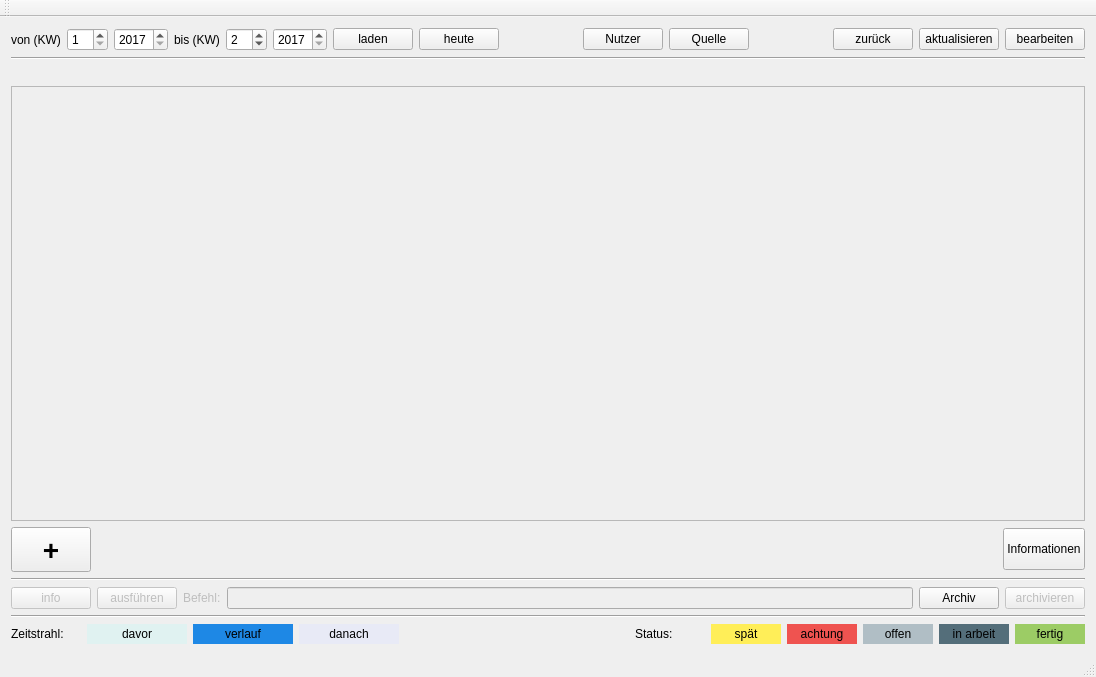
The window that src/ui/mainwindow.ui (kkegel/WorkFlow) describes before a commit, drawn with Qt 5.
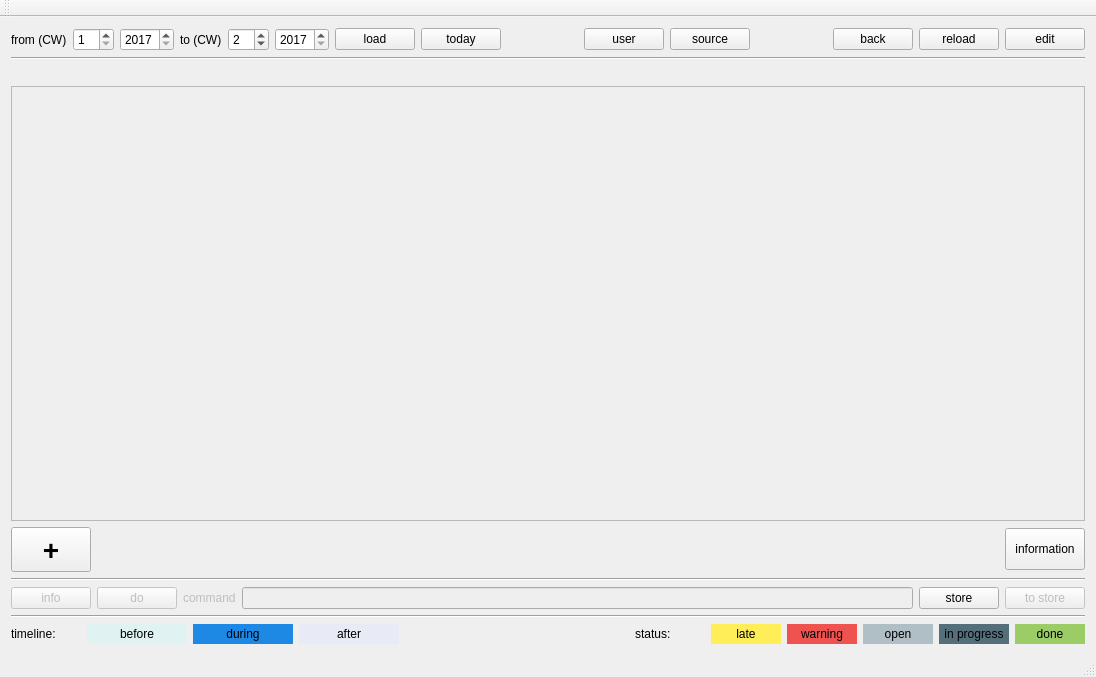
The same window after the commit.

```diff
--- a/src/ui/mainwindow.ui
+++ b/src/ui/mainwindow.ui
@@ -29,7 +29,7 @@
       <item>
        <widget class="QLabel" name="label">
         <property name="text">
-         <string>von (KW)</string>
+         <string>from (CW)</string>
         </property>
        </widget>
       </item>
@@ -56,7 +56,7 @@
       <item>
        <widget class="QLabel" name="label_2">
         <property name="text">
-         <string>bis (KW)</string>
+         <string>to (CW)</string>
         </property>
        </widget>
       </item>
@@ -86,14 +86,14 @@
       <item>
        <widget class="QPushButton" name="pb_new_sector">
         <property name="text">
-         <string>laden</string>
+         <string>load</string>
         </property>
        </widget>
       </item>
       <item>
        <widget class="QPushButton" name="pb_today">
         <property name="text">
-         <string>heute</string>
+         <string>today</string>
         </property>
        </widget>
       </item>
@@ -113,14 +113,14 @@
       <item>
        <widget class="QPushButton" name="pb_person">
         <property name="text">
-         <string>Nutzer</string>
+         <string>user</string>
         </property>
        </widget>
       </item>
       <item>
        <widget class="QPushButton" name="pb_source">
         <property name="text">
-         <string>Quelle</string>
+         <string>source</string>
         </property>
        </widget>
       </item>
@@ -140,21 +140,21 @@
       <item>
        <widget class="QPushButton" name="pb_back">
         <property name="text">
-         <string>zurück</string>
+         <string>back</string>
         </property>
        </widget>
       </item>
       <item>
        <widget class="QPushButton" name="pb_reload">
         <property name="text">
-         <string>aktualisieren</string>
+         <string>reload</string>
         </property>
        </widget>
       </item>
       <item>
        <widget class="QPushButton" name="pb_edit">
         <property name="text">
-         <string>bearbeiten</string>
+         <string>edit</string>
         </property>
        </widget>
       </item>
@@ -257,7 +257,7 @@
            </size>
           </property>
           <property name="text">
-           <string>Informationen</string>
+           <string>information</string>
           </property>
          </widget>
         </item>
@@ -293,7 +293,7 @@
          <bool>false</bool>
         </property>
         <property name="text">
-         <string>ausführen</string>
+         <string>do</string>
         </property>
        </widget>
       </item>
@@ -303,7 +303,7 @@
          <bool>false</bool>
         </property>
         <property name="text">
-         <string>Befehl:</string>
+         <string>command</string>
         </property>
        </widget>
       </item>
@@ -317,7 +317,7 @@
       <item>
        <widget class="QPushButton" name="pb_store">
         <property name="text">
-         <string>Archiv</string>
+         <string>store</string>
         </property>
        </widget>
       </item>
@@ -327,7 +327,7 @@
          <bool>false</bool>
         </property>
         <property name="text">
-         <string>archivieren</string>
+         <string>to store</string>
         </property>
        </widget>
       </item>
@@ -354,7 +354,7 @@
          </size>
         </property>
         <property name="text">
-         <string>Zeitstrahl:</string>
+         <string>timeline:</string>
         </property>
        </widget>
       </item>
@@ -370,7 +370,7 @@
          <string notr="true">background-color : #e0f2f1;</string>
         </property>
         <property name="text">
-         <string>davor</string>
+         <string>before</string>
         </property>
         <property name="alignment">
          <set>Qt::AlignCenter</set>
@@ -389,7 +389,7 @@
          <string notr="true">background-color : #1e88e5;</string>
         </property>
         <property name="text">
-         <string>verlauf</string>
+         <string>during</string>
         </property>
         <property name="alignment">
          <set>Qt::AlignCenter</set>
@@ -408,7 +408,7 @@
          <string notr="true">background-color : #e8eaf6;</string>
         </property>
         <property name="text">
-         <string>danach</string>
+         <string>after</string>
         </property>
         <property name="alignment">
          <set>Qt::AlignCenter</set>
@@ -442,7 +442,7 @@
            </size>
           </property>
           <property name="text">
-           <string>Status:</string>
+           <string>status:</string>
           </property>
          </widget>
         </item>
@@ -458,7 +458,7 @@
            <string notr="true">background-color : #ffee58;</string>
           </property>
           <property name="text">
-           <string>spät</string>
+           <string>late</string>
           </property>
           <property name="alignment">
            <set>Qt::AlignCenter</set>
@@ -477,7 +477,7 @@
            <string notr="true">background-color : #ef5350</string>
           </property>
           <property name="text">
-           <string>achtung</string>
+           <string>warning</string>
           </property>
           <property name="alignment">
            <set>Qt::AlignCenter</set>
@@ -496,7 +496,7 @@
            <string notr="true">background-color : #b0bec5;</string>
           </property>
           <property name="text">
-           <string>offen</string>
+           <string>open</string>
           </property>
           <property name="alignment">
            <set>Qt::AlignCenter</set>
@@ -515,7 +515,7 @@
            <string notr="true">background-color : #546e7a</string>
           </property>
           <property name="text">
-           <string>in arbeit</string>
+           <string>in progress</string>
           </property>
           <property name="alignment">
            <set>Qt::AlignCenter</set>
@@ -534,7 +534,7 @@
            <string notr="true">background-color : #9ccc65;</string>
           </property>
           <property name="text">
-           <string>fertig</string>
+           <string>done</string>
           </property>
           <property name="alignment">
            <set>Qt::AlignCenter</set>
```
